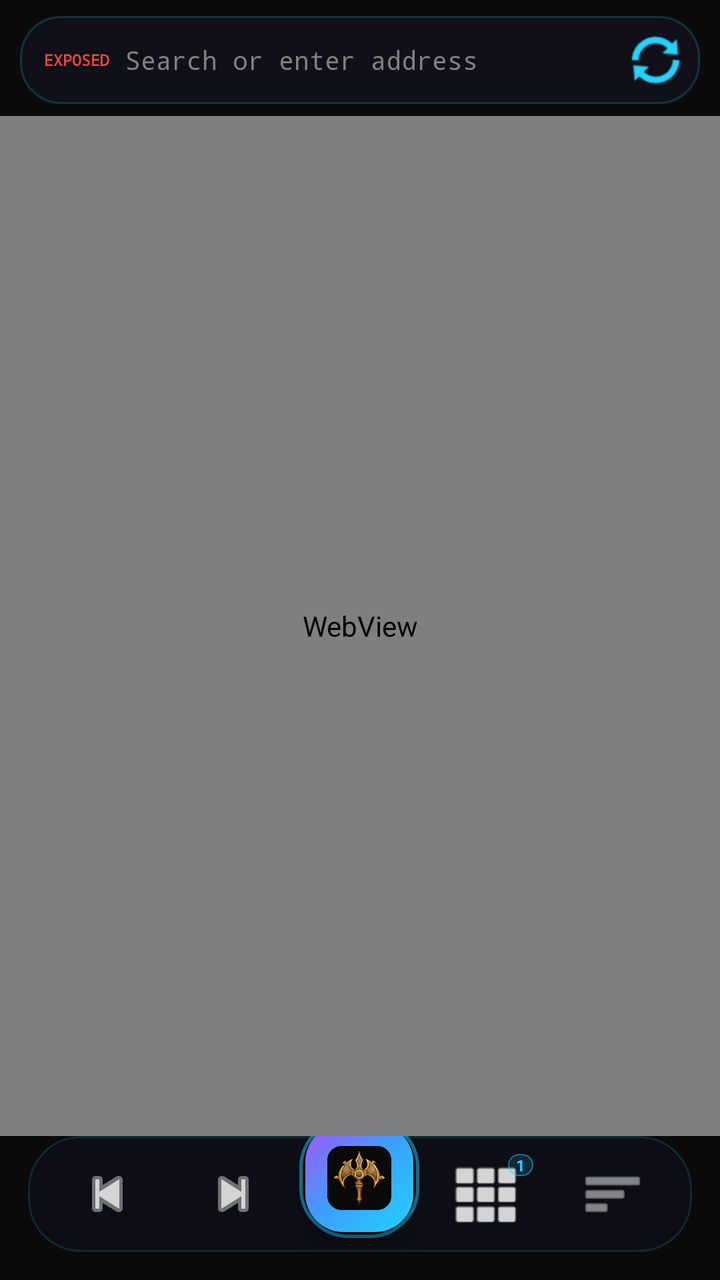
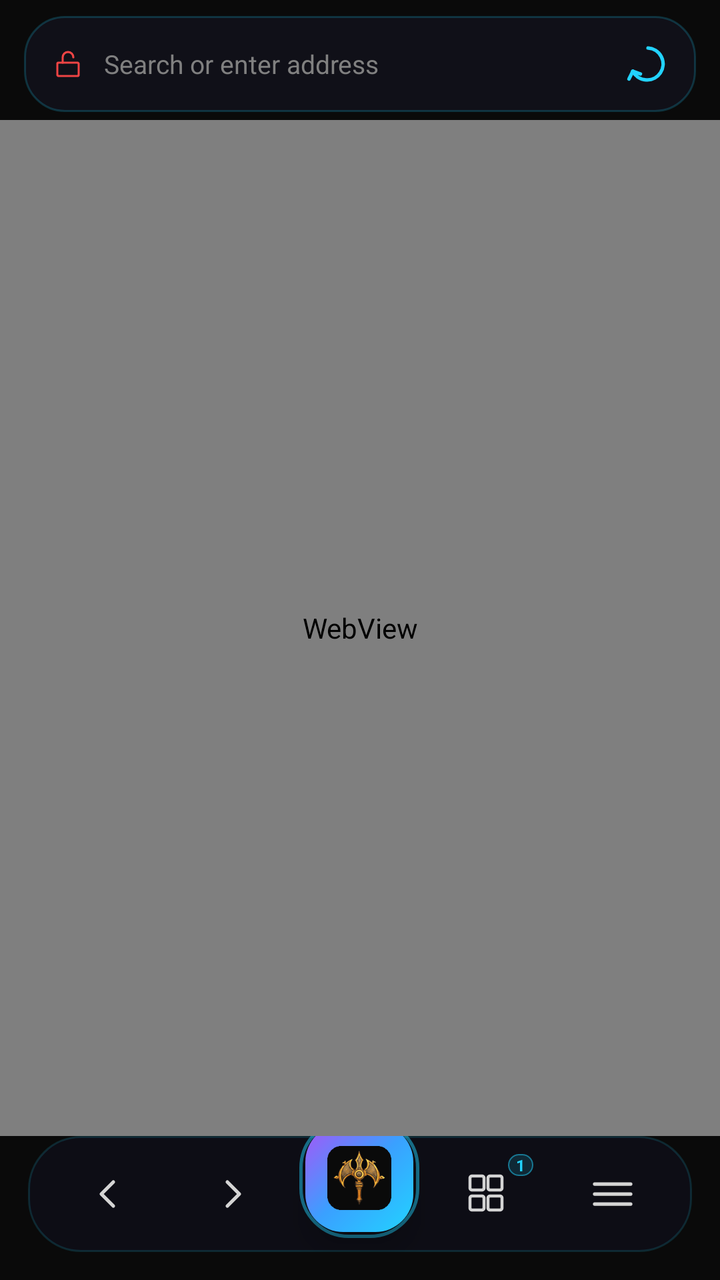

An Android layout rendered at two revisions. The XML below is the earlier revision; the diff shows what the commit changed to produce the second picture.
<!-- AndroidManifest.xml: application theme Theme.Dhurta -->
<!-- res/layout/activity_main.xml -->
<?xml version="1.0" encoding="utf-8"?>
<androidx.drawerlayout.widget.DrawerLayout
    xmlns:android="http://schemas.android.com/apk/res/android"
    xmlns:app="http://schemas.android.com/apk/res-auto"
    android:id="@+id/drawerLayout"
    android:layout_width="match_parent"
    android:layout_height="match_parent"
    android:fitsSystemWindows="true">

    
    <FrameLayout
        android:layout_width="match_parent"
        android:layout_height="match_parent"
        android:background="@color/obsidian">

        <LinearLayout
            android:layout_width="match_parent"
            android:layout_height="match_parent"
            android:orientation="vertical">

            
            <LinearLayout
                android:id="@+id/urlPill"
                android:layout_width="match_parent"
                android:layout_height="44dp"
                android:orientation="horizontal"
                android:gravity="center_vertical"
                android:layout_marginHorizontal="10dp"
                android:layout_marginTop="8dp"
                android:layout_marginBottom="6dp"
                android:paddingStart="12dp"
                android:paddingEnd="4dp"
                android:background="@drawable/pill_bg">

                <TextView
                    android:id="@+id/protectionBadge"
                    android:layout_width="wrap_content"
                    android:layout_height="wrap_content"
                    android:text="EXPOSED"
                    android:textSize="8sp"
                    android:textStyle="bold"
                    android:fontFamily="monospace"
                    android:textColor="@color/exposed_red"
                    android:layout_marginEnd="8dp" />

                <EditText
                    android:id="@+id/urlBar"
                    android:layout_width="0dp"
                    android:layout_height="match_parent"
                    android:layout_weight="1"
                    android:hint="@string/url_hint"
                    android:textColorHint="@color/text_muted"
                    android:textColor="@color/text"
                    android:textSize="13sp"
                    android:fontFamily="monospace"
                    android:singleLine="true"
                    android:imeOptions="actionGo"
                    android:inputType="textUri"
                    android:background="@android:color/transparent"
                    android:importantForAutofill="no" />

                <ImageButton
                    android:id="@+id/reloadBtn"
                    android:layout_width="36dp"
                    android:layout_height="36dp"
                    android:src="@android:drawable/ic_popup_sync"
                    android:background="?android:selectableItemBackgroundBorderless"
                    android:contentDescription="Reload"
                    app:tint="@color/neon_blue" />
            </LinearLayout>

            
            <LinearLayout
                android:id="@+id/findBar"
                android:layout_width="match_parent"
                android:layout_height="40dp"
                android:orientation="horizontal"
                android:gravity="center_vertical"
                android:layout_marginHorizontal="10dp"
                android:layout_marginBottom="6dp"
                android:paddingStart="12dp"
                android:paddingEnd="4dp"
                android:background="@drawable/pill_bg"
                android:visibility="gone">

                <EditText
                    android:id="@+id/findInput"
                    android:layout_width="0dp"
                    android:layout_height="match_parent"
                    android:layout_weight="1"
                    android:hint="Find in page"
                    android:textColorHint="@color/text_muted"
                    android:textColor="@color/text"
                    android:textSize="13sp"
                    android:fontFamily="monospace"
                    android:singleLine="true"
                    android:imeOptions="actionSearch"
                    android:inputType="text"
                    android:background="@android:color/transparent"
                    android:importantForAutofill="no" />

                <TextView
                    android:id="@+id/findCount"
                    android:layout_width="wrap_content"
                    android:layout_height="wrap_content"
                    android:text="0/0"
                    android:textSize="10sp"
                    android:fontFamily="monospace"
                    android:textColor="@color/text_muted"
                    android:layout_marginEnd="6dp" />

                <ImageButton
                    android:id="@+id/findPrev"
                    android:layout_width="34dp"
                    android:layout_height="34dp"
                    android:src="@android:drawable/arrow_up_float"
                    android:background="?android:selectableItemBackgroundBorderless"
                    android:contentDescription="Previous match"
                    app:tint="@color/text" />

                <ImageButton
                    android:id="@+id/findNext"
                    android:layout_width="34dp"
                    android:layout_height="34dp"
                    android:src="@android:drawable/arrow_down_float"
                    android:background="?android:selectableItemBackgroundBorderless"
                    android:contentDescription="Next match"
                    app:tint="@color/text" />

                <ImageButton
                    android:id="@+id/findClose"
                    android:layout_width="34dp"
                    android:layout_height="34dp"
                    android:src="@android:drawable/ic_menu_close_clear_cancel"
                    android:background="?android:selectableItemBackgroundBorderless"
                    android:contentDescription="Close find"
                    app:tint="@color/text" />
            </LinearLayout>

            <ProgressBar
                android:id="@+id/progressBar"
                style="?android:attr/progressBarStyleHorizontal"
                android:layout_width="match_parent"
                android:layout_height="2dp"
                android:max="100"
                android:progress="0"
                android:progressTint="@color/neon_blue"
                android:visibility="gone" />

            
            <FrameLayout
                android:id="@+id/webContainer"
                android:layout_width="match_parent"
                android:layout_height="0dp"
                android:layout_weight="1">

                <WebView
                    android:id="@+id/webView"
                    android:layout_width="match_parent"
                    android:layout_height="match_parent" />
            </FrameLayout>

            
            <View
                android:id="@+id/dockSpacer"
                android:layout_width="match_parent"
                android:layout_height="72dp" />
        </LinearLayout>

        
        <LinearLayout
            android:id="@+id/dock"
            android:layout_width="match_parent"
            android:layout_height="wrap_content"
            android:layout_gravity="bottom"
            android:orientation="horizontal"
            android:gravity="center_vertical"
            android:layout_marginHorizontal="14dp"
            android:layout_marginBottom="14dp"
            android:paddingHorizontal="8dp"
            android:paddingVertical="5dp"
            android:background="@drawable/dock_bg"
            android:elevation="12dp"
            android:clipChildren="false"
            android:clipToPadding="false">

            <ImageButton
                android:id="@+id/backBtn"
                android:layout_width="0dp"
                android:layout_height="48dp"
                android:layout_weight="1"
                android:src="@android:drawable/ic_media_previous"
                android:background="?android:selectableItemBackgroundBorderless"
                android:contentDescription="Back"
                app:tint="@color/text" />

            <ImageButton
                android:id="@+id/forwardBtn"
                android:layout_width="0dp"
                android:layout_height="48dp"
                android:layout_weight="1"
                android:src="@android:drawable/ic_media_next"
                android:background="?android:selectableItemBackgroundBorderless"
                android:contentDescription="Forward"
                app:tint="@color/text" />

            
            <FrameLayout
                android:layout_width="0dp"
                android:layout_height="48dp"
                android:layout_weight="1"
                android:clipChildren="false"
                android:clipToPadding="false">

                <View
                    android:id="@+id/hubRing"
                    android:layout_width="60dp"
                    android:layout_height="60dp"
                    android:layout_gravity="center_horizontal"
                    android:translationY="-14dp"
                    android:background="@drawable/hub_ring" />

                <ImageView
                    android:id="@+id/hubBtn"
                    android:layout_width="54dp"
                    android:layout_height="54dp"
                    android:layout_gravity="center_horizontal"
                    android:translationY="-11dp"
                    android:padding="11dp"
                    android:background="@drawable/hub_bg"
                    android:src="@mipmap/ic_launcher"
                    android:elevation="8dp"
                    android:contentDescription="Dhurta Hub" />
            </FrameLayout>

            <FrameLayout
                android:layout_width="0dp"
                android:layout_height="48dp"
                android:layout_weight="1">

                <ImageButton
                    android:id="@+id/tabsBtn"
                    android:layout_width="match_parent"
                    android:layout_height="match_parent"
                    android:src="@android:drawable/ic_dialog_dialer"
                    android:background="?android:selectableItemBackgroundBorderless"
                    android:contentDescription="Tabs"
                    app:tint="@color/text" />

                <TextView
                    android:id="@+id/tabCount"
                    android:layout_width="wrap_content"
                    android:layout_height="wrap_content"
                    android:layout_gravity="top|end"
                    android:layout_marginTop="4dp"
                    android:layout_marginEnd="8dp"
                    android:text="1"
                    android:textSize="8sp"
                    android:textStyle="bold"
                    android:textColor="@color/neon_blue"
                    android:paddingHorizontal="4dp"
                    android:background="@drawable/tabcount_bg" />
            </FrameLayout>

            <ImageButton
                android:id="@+id/menuBtn"
                android:layout_width="0dp"
                android:layout_height="48dp"
                android:layout_weight="1"
                android:src="@android:drawable/ic_menu_sort_by_size"
                android:background="?android:selectableItemBackgroundBorderless"
                android:contentDescription="Menu"
                app:tint="@color/text" />
        </LinearLayout>

        
        <FrameLayout
            android:id="@+id/menuOverlay"
            android:layout_width="match_parent"
            android:layout_height="match_parent"
            android:background="#B3000000"
            android:visibility="gone"
            android:clickable="true"
            android:focusable="true">

            <androidx.core.widget.NestedScrollView
                android:id="@+id/menuSheet"
                android:layout_width="match_parent"
                android:layout_height="wrap_content"
                android:layout_gravity="bottom"
                android:background="@drawable/dock_bg"
                android:layout_margin="10dp"
                android:elevation="16dp">

                <LinearLayout
                    android:layout_width="match_parent"
                    android:layout_height="wrap_content"
                    android:orientation="vertical"
                    android:paddingVertical="8dp">

                    
                    <LinearLayout
                        android:layout_width="match_parent"
                        android:layout_height="wrap_content"
                        android:orientation="horizontal"
                        android:paddingHorizontal="8dp"
                        android:paddingBottom="4dp">

                        <TextView android:id="@+id/mHome" style="@style/MenuQuick" android:text="🏠" />
                        <TextView android:id="@+id/mAddBookmark" style="@style/MenuQuick" android:text="⭐" />
                        <TextView android:id="@+id/mShare" style="@style/MenuQuick" android:text="📤" />
                        <TextView android:id="@+id/mOmni" style="@style/MenuQuick" android:text="🔱" />
                        <TextView android:id="@+id/mNewTab" style="@style/MenuQuick" android:text="➕" />
                    </LinearLayout>

                    <View android:layout_width="match_parent" android:layout_height="1dp" android:background="@color/border" />

                    
                    <LinearLayout style="@style/MenuRowPair">
                        <TextView android:id="@+id/mFind" style="@style/MenuItem" android:text="🔍  Find in page" />
                        <TextView android:id="@+id/mDesktop" style="@style/MenuItem" android:text="🖥  Desktop site" />
                    </LinearLayout>
                    <LinearLayout style="@style/MenuRowPair">
                        <TextView android:id="@+id/mFullscreen" style="@style/MenuItem" android:text="⛶  Fullscreen" />
                        <TextView android:id="@+id/mInspect" style="@style/MenuItem" android:text="🧪  Inspect element" />
                    </LinearLayout>
                    <LinearLayout style="@style/MenuRowPair">
                        <TextView android:id="@+id/mBookmarks" style="@style/MenuItem" android:text="🔖  Bookmarks" />
                        <TextView android:id="@+id/mHistory" style="@style/MenuItem" android:text="🕑  History" />
                    </LinearLayout>
                    <LinearLayout style="@style/MenuRowPair">
                        <TextView android:id="@+id/mDownloads" style="@style/MenuItem" android:text="⬇  Downloads" />
                        <TextView android:id="@+id/mAutoClean" style="@style/MenuItem" android:text="🧹  Auto-Clean" />
                    </LinearLayout>
                    <LinearLayout style="@style/MenuRowPair">
                        <TextView android:id="@+id/mSettings" style="@style/MenuItem" android:text="⚙  Settings" />
                        <TextView android:id="@+id/mExit" style="@style/MenuItem" android:text="✕  Close menu" />
                    </LinearLayout>
                </LinearLayout>
            </androidx.core.widget.NestedScrollView>
        </FrameLayout>
    </FrameLayout>

    
    <androidx.core.widget.NestedScrollView
        android:layout_width="292dp"
        android:layout_height="match_parent"
        android:layout_gravity="start"
        android:background="@color/obsidian_elev"
        android:fitsSystemWindows="true"
        android:scrollbars="none">

        <LinearLayout
            android:layout_width="match_parent"
            android:layout_height="wrap_content"
            android:orientation="vertical">

            
            <LinearLayout
                android:layout_width="match_parent"
                android:layout_height="wrap_content"
                android:orientation="vertical"
                android:gravity="center"
                android:paddingVertical="26dp"
                android:background="@color/obsidian">

                <ImageView
                    android:layout_width="58dp"
                    android:layout_height="58dp"
                    android:src="@mipmap/ic_launcher"
                    android:contentDescription="Dhurta" />

                <TextView
                    android:layout_width="wrap_content"
                    android:layout_height="wrap_content"
                    android:text="DHURTA"
                    android:textColor="@color/saffron"
                    android:textSize="16sp"
                    android:letterSpacing="0.36"
                    android:fontFamily="monospace"
                    android:layout_marginTop="8dp" />

                <TextView
                    android:layout_width="wrap_content"
                    android:layout_height="wrap_content"
                    android:text="Sovereign · Privacy-Native"
                    android:textColor="@color/text_muted"
                    android:textSize="9sp"
                    android:fontFamily="monospace"
                    android:layout_marginTop="3dp" />
            </LinearLayout>

            <View android:layout_width="match_parent" android:layout_height="1dp" android:background="@color/border" />

            <TextView android:id="@+id/navOmni" style="@style/DrawerRow" android:text="🔱   Omni Dashboard" android:textColor="@color/neon_blue" />
            <TextView android:id="@+id/navNewTab" style="@style/DrawerRow" android:text="🏠   New Tab" />

            <View android:layout_width="match_parent" android:layout_height="1dp" android:background="@color/border" android:layout_marginVertical="4dp" />
            <TextView style="@style/DrawerHeading" android:text="PROTECTION" />

            
            <TextView android:id="@+id/navGhost" style="@style/DrawerRow"
                android:drawableStart="@drawable/ic_ghost" android:drawablePadding="14dp" android:text="Ghost Mode — Tor" />
            <TextView android:id="@+id/navChakra" style="@style/DrawerRow"
                android:drawableStart="@drawable/ic_chakra" android:drawablePadding="14dp" android:text="Chakra Shield — VPN" />
            <TextView android:id="@+id/navSecurity" style="@style/DrawerRow" android:text="🛡   Security Center" />
            <TextView android:id="@+id/navNetwork" style="@style/DrawerRow" android:text="📡   Network Monitor" />

            <View android:layout_width="match_parent" android:layout_height="1dp" android:background="@color/border" android:layout_marginVertical="4dp" />
            <TextView style="@style/DrawerHeading" android:text="LIBRARY" />

            <TextView android:id="@+id/navBookmarks" style="@style/DrawerRow" android:text="🔖   Bookmarks" />
            <TextView android:id="@+id/navHistory" style="@style/DrawerRow" android:text="🕑   History" />
            <TextView android:id="@+id/navDownloads" style="@style/DrawerRow" android:text="⬇   Downloads" />
            <TextView android:id="@+id/navConnect" style="@style/DrawerRow" android:text="🔗   Dhurta Connect" />
            <TextView android:id="@+id/navExtensions" style="@style/DrawerRow" android:text="🧩   Extensions" />

            <View android:layout_width="match_parent" android:layout_height="1dp" android:background="@color/border" android:layout_marginVertical="4dp" />
            <TextView style="@style/DrawerHeading" android:text="SYSTEM" />

            <TextView android:id="@+id/navDevtools" style="@style/DrawerRow" android:text="🧪   Developer Mode" />
            <TextView android:id="@+id/navSettings" style="@style/DrawerRow" android:text="⚙   Settings" />
            <TextView android:id="@+id/navWipe" style="@style/DrawerRow" android:text="☢   Nuclear Wipe" android:textColor="@color/exposed_red" />
            <TextView android:id="@+id/navAbout" style="@style/DrawerRow" android:text="ℹ   About Dhurta" />

            <View android:layout_width="match_parent" android:layout_height="20dp" />
        </LinearLayout>
    </androidx.core.widget.NestedScrollView>
</androidx.drawerlayout.widget.DrawerLayout>
<!-- resources referenced by this layout -->
<resources>
  <!-- unchanged entries left out for length: 27 -->
</resources>

<!-- the commit's change to res/layout/activity_main.xml (unified diff, before → after) -->
@@ -22,26 +22,25 @@
             <LinearLayout
                 android:id="@+id/urlPill"
                 android:layout_width="match_parent"
-                android:layout_height="44dp"
+                android:layout_height="48dp"
                 android:orientation="horizontal"
                 android:gravity="center_vertical"
-                android:layout_marginHorizontal="10dp"
+                android:layout_marginHorizontal="12dp"
                 android:layout_marginTop="8dp"
-                android:layout_marginBottom="6dp"
-                android:paddingStart="12dp"
+                android:layout_marginBottom="4dp"
+                android:paddingStart="14dp"
                 android:paddingEnd="4dp"
                 android:background="@drawable/pill_bg">
 
-                <TextView
-                    android:id="@+id/protectionBadge"
-                    android:layout_width="wrap_content"
-                    android:layout_height="wrap_content"
-                    android:text="EXPOSED"
-                    android:textSize="8sp"
-                    android:textStyle="bold"
-                    android:fontFamily="monospace"
-                    android:textColor="@color/exposed_red"
-                    android:layout_marginEnd="8dp" />
+                
+                <ImageView
+                    android:id="@+id/lockIcon"
+                    android:layout_width="16dp"
+                    android:layout_height="16dp"
+                    android:src="@drawable/ic_nav_lock_open"
+                    android:layout_marginEnd="10dp"
+                    android:contentDescription="Security status"
+                    app:tint="@color/exposed_red" />
 
                 <EditText
                     android:id="@+id/urlBar"
@@ -52,7 +51,7 @@
                     android:textColorHint="@color/text_muted"
                     android:textColor="@color/text"
                     android:textSize="13sp"
-                    android:fontFamily="monospace"
+                    android:fontFamily="sans-serif"
                     android:singleLine="true"
                     android:imeOptions="actionGo"
                     android:inputType="textUri"
@@ -61,9 +60,9 @@
 
                 <ImageButton
                     android:id="@+id/reloadBtn"
-                    android:layout_width="36dp"
-                    android:layout_height="36dp"
-                    android:src="@android:drawable/ic_popup_sync"
+                    android:layout_width="40dp"
+                    android:layout_height="40dp"
+                    android:src="@drawable/ic_nav_reload"
                     android:background="?android:selectableItemBackgroundBorderless"
                     android:contentDescription="Reload"
                     app:tint="@color/neon_blue" />
@@ -92,7 +91,7 @@
                     android:textColorHint="@color/text_muted"
                     android:textColor="@color/text"
                     android:textSize="13sp"
-                    android:fontFamily="monospace"
+                    android:fontFamily="sans-serif"
                     android:singleLine="true"
                     android:imeOptions="actionSearch"
                     android:inputType="text"
@@ -111,27 +110,27 @@
 
                 <ImageButton
                     android:id="@+id/findPrev"
-                    android:layout_width="34dp"
-                    android:layout_height="34dp"
-                    android:src="@android:drawable/arrow_up_float"
+                    android:layout_width="36dp"
+                    android:layout_height="36dp"
+                    android:src="@drawable/ic_find_up"
                     android:background="?android:selectableItemBackgroundBorderless"
                     android:contentDescription="Previous match"
                     app:tint="@color/text" />
 
                 <ImageButton
                     android:id="@+id/findNext"
-                    android:layout_width="34dp"
-                    android:layout_height="34dp"
-                    android:src="@android:drawable/arrow_down_float"
+                    android:layout_width="36dp"
+                    android:layout_height="36dp"
+                    android:src="@drawable/ic_find_down"
                     android:background="?android:selectableItemBackgroundBorderless"
                     android:contentDescription="Next match"
                     app:tint="@color/text" />
 
                 <ImageButton
                     android:id="@+id/findClose"
-                    android:layout_width="34dp"
-                    android:layout_height="34dp"
-                    android:src="@android:drawable/ic_menu_close_clear_cancel"
+                    android:layout_width="36dp"
+                    android:layout_height="36dp"
+                    android:src="@drawable/ic_find_close"
                     android:background="?android:selectableItemBackgroundBorderless"
                     android:contentDescription="Close find"
                     app:tint="@color/text" />
@@ -189,7 +188,7 @@
                 android:layout_width="0dp"
                 android:layout_height="48dp"
                 android:layout_weight="1"
-                android:src="@android:drawable/ic_media_previous"
+                android:src="@drawable/ic_nav_back"
                 android:background="?android:selectableItemBackgroundBorderless"
                 android:contentDescription="Back"
                 app:tint="@color/text" />
@@ -199,7 +198,7 @@
                 android:layout_width="0dp"
                 android:layout_height="48dp"
                 android:layout_weight="1"
-                android:src="@android:drawable/ic_media_next"
+                android:src="@drawable/ic_nav_forward"
                 android:background="?android:selectableItemBackgroundBorderless"
                 android:contentDescription="Forward"
                 app:tint="@color/text" />
@@ -242,7 +241,7 @@
                     android:id="@+id/tabsBtn"
                     android:layout_width="match_parent"
                     android:layout_height="match_parent"
-                    android:src="@android:drawable/ic_dialog_dialer"
+                    android:src="@drawable/ic_nav_tabs"
                     android:background="?android:selectableItemBackgroundBorderless"
                     android:contentDescription="Tabs"
                     app:tint="@color/text" />
@@ -267,7 +266,7 @@
                 android:layout_width="0dp"
                 android:layout_height="48dp"
                 android:layout_weight="1"
-                android:src="@android:drawable/ic_menu_sort_by_size"
+                android:src="@drawable/ic_nav_menu"
                 android:background="?android:selectableItemBackgroundBorderless"
                 android:contentDescription="Menu"
                 app:tint="@color/text" />
<!-- resource entries referenced after the edit -->
@@ -1,5 +1,196 @@
 <!-- resources referenced by this layout -->
 <resources>
+  <!-- drawable ic_find_close (drawable) -->
+  <?xml version="1.0" encoding="utf-8"?>
+  <vector xmlns:android="http://schemas.android.com/apk/res/android"
+      android:width="24dp"
+      android:height="24dp"
+      android:viewportWidth="24"
+      android:viewportHeight="24">
+      <path
+          android:fillColor="@android:color/transparent"
+          android:pathData="M18,6 L6,18"
+          android:strokeColor="#FFFFFF"
+          android:strokeWidth="1.75"
+          android:strokeLineCap="round"
+          android:strokeLineJoin="round"/>
+      <path
+          android:fillColor="@android:color/transparent"
+          android:pathData="M6,6 L18,18"
+          android:strokeColor="#FFFFFF"
+          android:strokeWidth="1.75"
+          android:strokeLineCap="round"
+          android:strokeLineJoin="round"/>
+  </vector>
+  <!-- drawable ic_find_down (drawable) -->
+  <?xml version="1.0" encoding="utf-8"?>
+  <vector xmlns:android="http://schemas.android.com/apk/res/android"
+      android:width="24dp"
+      android:height="24dp"
+      android:viewportWidth="24"
+      android:viewportHeight="24">
+      <path
+          android:fillColor="@android:color/transparent"
+          android:pathData="M6,9 L12,15 L18,9"
+          android:strokeColor="#FFFFFF"
+          android:strokeWidth="1.75"
+          android:strokeLineCap="round"
+          android:strokeLineJoin="round"/>
+  </vector>
+  <!-- drawable ic_find_up (drawable) -->
+  <?xml version="1.0" encoding="utf-8"?>
+  <vector xmlns:android="http://schemas.android.com/apk/res/android"
+      android:width="24dp"
+      android:height="24dp"
+      android:viewportWidth="24"
+      android:viewportHeight="24">
+      <path
+          android:fillColor="@android:color/transparent"
+          android:pathData="M18,15 L12,9 L6,15"
+          android:strokeColor="#FFFFFF"
+          android:strokeWidth="1.75"
+          android:strokeLineCap="round"
+          android:strokeLineJoin="round"/>
+  </vector>
+  <!-- drawable ic_nav_back (drawable) -->
+  <?xml version="1.0" encoding="utf-8"?>
+  <vector xmlns:android="http://schemas.android.com/apk/res/android"
+      android:width="24dp"
+      android:height="24dp"
+      android:viewportWidth="24"
+      android:viewportHeight="24">
+      <path
+          android:fillColor="@android:color/transparent"
+          android:pathData="M15,18 L9,12 L15,6"
+          android:strokeColor="#FFFFFF"
+          android:strokeWidth="1.75"
+          android:strokeLineCap="round"
+          android:strokeLineJoin="round"/>
+  </vector>
+  <!-- drawable ic_nav_forward (drawable) -->
+  <?xml version="1.0" encoding="utf-8"?>
+  <vector xmlns:android="http://schemas.android.com/apk/res/android"
+      android:width="24dp"
+      android:height="24dp"
+      android:viewportWidth="24"
+      android:viewportHeight="24">
+      <path
+          android:fillColor="@android:color/transparent"
+          android:pathData="M9,18 L15,12 L9,6"
+          android:strokeColor="#FFFFFF"
+          android:strokeWidth="1.75"
+          android:strokeLineCap="round"
+          android:strokeLineJoin="round"/>
+  </vector>
+  <!-- drawable ic_nav_lock_open (drawable) -->
+  <?xml version="1.0" encoding="utf-8"?>
+  <vector xmlns:android="http://schemas.android.com/apk/res/android"
+      android:width="24dp"
+      android:height="24dp"
+      android:viewportWidth="24"
+      android:viewportHeight="24">
+      
+      <path
+          android:fillColor="@android:color/transparent"
+          android:pathData="M5,11 L19,11 C19.55,11 20,11.45 20,12 L20,20 C20,20.55 19.55,21 19,21 L5,21 C4.45,21 4,20.55 4,20 L4,12 C4,11.45 4.45,11 5,11 Z"
+          android:strokeColor="#FFFFFF"
+          android:strokeWidth="1.6"
+          android:strokeLineCap="round"
+          android:strokeLineJoin="round"/>
+      
+      <path
+          android:fillColor="@android:color/transparent"
+          android:pathData="M8,11 L8,7 C8,4.79 9.79,3 12,3 C14.21,3 16,4.79 16,7"
+          android:strokeColor="#FFFFFF"
+          android:strokeWidth="1.6"
+          android:strokeLineCap="round"
+          android:strokeLineJoin="round"/>
+  </vector>
+  <!-- drawable ic_nav_menu (drawable) -->
+  <?xml version="1.0" encoding="utf-8"?>
+  <vector xmlns:android="http://schemas.android.com/apk/res/android"
+      android:width="24dp"
+      android:height="24dp"
+      android:viewportWidth="24"
+      android:viewportHeight="24">
+      <path
+          android:fillColor="@android:color/transparent"
+          android:pathData="M3,7 L21,7"
+          android:strokeColor="#FFFFFF"
+          android:strokeWidth="1.75"
+          android:strokeLineCap="round"/>
+      <path
+          android:fillColor="@android:color/transparent"
+          android:pathData="M3,12 L21,12"
+          android:strokeColor="#FFFFFF"
+          android:strokeWidth="1.75"
+          android:strokeLineCap="round"/>
+      <path
+          android:fillColor="@android:color/transparent"
+          android:pathData="M3,17 L21,17"
+          android:strokeColor="#FFFFFF"
+          android:strokeWidth="1.75"
+          android:strokeLineCap="round"/>
+  </vector>
+  <!-- drawable ic_nav_reload (drawable) -->
+  <?xml version="1.0" encoding="utf-8"?>
+  <vector xmlns:android="http://schemas.android.com/apk/res/android"
+      android:width="24dp"
+      android:height="24dp"
+      android:viewportWidth="24"
+      android:viewportHeight="24">
+      
+      <path
+          android:fillColor="@android:color/transparent"
+          android:pathData="M12,4 A8,8,0,1,1,4.4,15.6"
+          android:strokeColor="#FFFFFF"
+          android:strokeWidth="1.75"
+          android:strokeLineCap="round"/>
+      
+      <path
+          android:fillColor="@android:color/transparent"
+          android:pathData="M2.5,19.5 L4.4,15.6 L8.2,17"
+          android:strokeColor="#FFFFFF"
+          android:strokeWidth="1.75"
+          android:strokeLineCap="round"
+          android:strokeLineJoin="round"/>
+  </vector>
+  <!-- drawable ic_nav_tabs (drawable) -->
+  <?xml version="1.0" encoding="utf-8"?>
+  <vector xmlns:android="http://schemas.android.com/apk/res/android"
+      android:width="24dp"
+      android:height="24dp"
+      android:viewportWidth="24"
+      android:viewportHeight="24">
+      <path
+          android:fillColor="@android:color/transparent"
+          android:pathData="M4,4 C4,3.45 4.45,3 5,3 L10,3 C10.55,3 11,3.45 11,4 L11,9 C11,9.55 10.55,10 10,10 L5,10 C4.45,10 4,9.55 4,9 Z"
+          android:strokeColor="#FFFFFF"
+          android:strokeWidth="1.55"
+          android:strokeLineCap="round"
+          android:strokeLineJoin="round"/>
+      <path
+          android:fillColor="@android:color/transparent"
+          android:pathData="M13,4 C13,3.45 13.45,3 14,3 L19,3 C19.55,3 20,3.45 20,4 L20,9 C20,9.55 19.55,10 19,10 L14,10 C13.45,10 13,9.55 13,9 Z"
+          android:strokeColor="#FFFFFF"
+          android:strokeWidth="1.55"
+          android:strokeLineCap="round"
+          android:strokeLineJoin="round"/>
+      <path
+          android:fillColor="@android:color/transparent"
+          android:pathData="M4,14 C4,13.45 4.45,13 5,13 L10,13 C10.55,13 11,13.45 11,14 L11,19 C11,19.55 10.55,20 10,20 L5,20 C4.45,20 4,19.55 4,19 Z"
+          android:strokeColor="#FFFFFF"
+          android:strokeWidth="1.55"
+          android:strokeLineCap="round"
+          android:strokeLineJoin="round"/>
+      <path
+          android:fillColor="@android:color/transparent"
+          android:pathData="M13,14 C13,13.45 13.45,13 14,13 L19,13 C19.55,13 20,13.45 20,14 L20,19 C20,19.55 19.55,20 19,20 L14,20 C13.45,20 13,19.55 13,19 Z"
+          android:strokeColor="#FFFFFF"
+          android:strokeWidth="1.55"
+          android:strokeLineCap="round"
+          android:strokeLineJoin="round"/>
+  </vector>
   <!-- unchanged entries left out for length: 27 -->
 </resources>
 
